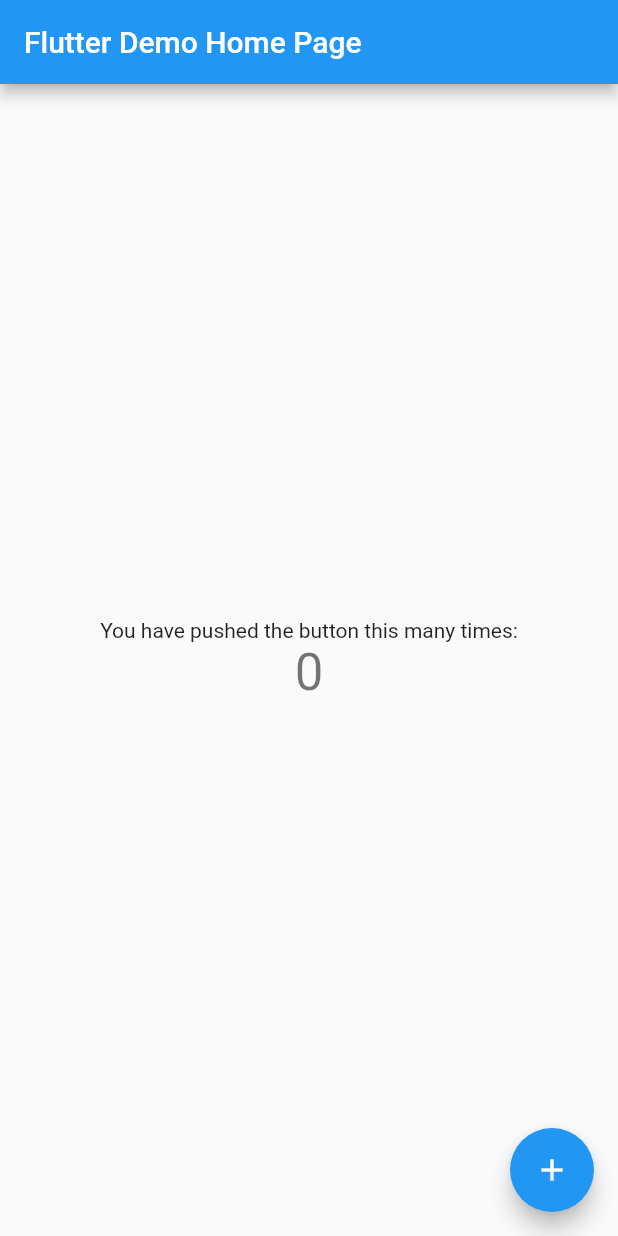
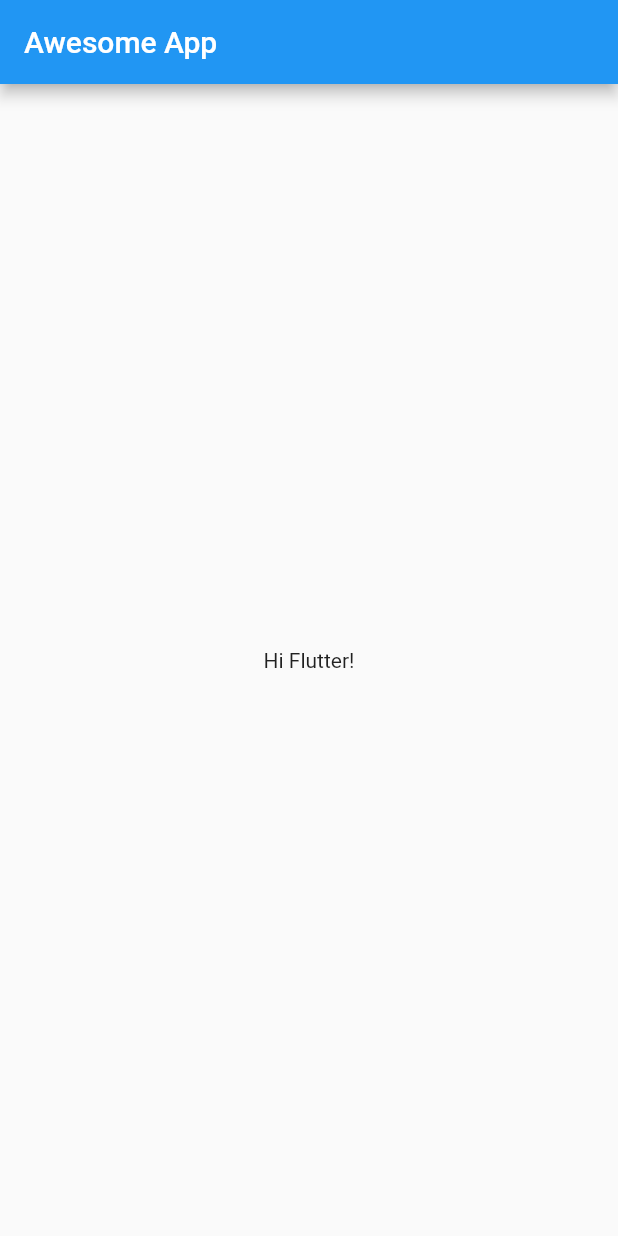
Before and after one commit to jishanaik/awesomeapp, a Flutter app: the screen it shows after launch, on a phone screen of 412 x 824 dp. Run offline on Flutter 3.47's test engine with Material 2 defaults, Android fonts, the light colour scheme and no system bars.

Commit message:
ch1 completed

```diff
--- a/lib/main.dart
+++ b/lib/main.dart
@@ -1,115 +1,23 @@
 import 'package:flutter/material.dart';
 
 void main() {
-  runApp(const MyApp());
+  runApp(MaterialApp(
+    title: "Awesome App",
+    home: HomePage(),
+  ));
 }
 
-class MyApp extends StatelessWidget {
-  const MyApp({Key? key}) : super(key: key);
+class HomePage extends StatelessWidget {
 
-  // This widget is the root of your application.
   @override
   Widget build(BuildContext context) {
-    return MaterialApp(
-      title: 'Flutter Demo',
-      theme: ThemeData(
-        // This is the theme of your application.
-        //
-        // Try running your application with "flutter run". You'll see the
-        // application has a blue toolbar. Then, without quitting the app, try
-        // changing the primarySwatch below to Colors.green and then invoke
-        // "hot reload" (press "r" in the console where you ran "flutter run",
-        // or simply save your changes to "hot reload" in a Flutter IDE).
-        // Notice that the counter didn't reset back to zero; the application
-        // is not restarted.
-        primarySwatch: Colors.blue,
+    return Scaffold(
+      appBar: AppBar(
+        title: Text("Awesome App"),
       ),
-      home: const MyHomePage(title: 'Flutter Demo Home Page'),
+      body: Container(
+        child: Center(child: Text("Hi Flutter!")),
+      )
     );
   }
 }
-
-class MyHomePage extends StatefulWidget {
-  const MyHomePage({Key? key, required this.title}) : super(key: key);
-
-  // This widget is the home page of your application. It is stateful, meaning
-  // that it has a State object (defined below) that contains fields that affect
-  // how it looks.
-
-  // This class is the configuration for the state. It holds the values (in this
-  // case the title) provided by the parent (in this case the App widget) and
-  // used by the build method of the State. Fields in a Widget subclass are
-  // always marked "final".
-
-  final String title;
-
-  @override
-  State<MyHomePage> createState() => _MyHomePageState();
-}
-
-class _MyHomePageState extends State<MyHomePage> {
-  int _counter = 0;
-
-  void _incrementCounter() {
-    setState(() {
-      // This call to setState tells the Flutter framework that something has
-      // changed in this State, which causes it to rerun the build method below
-      // so that the display can reflect the updated values. If we changed
-      // _counter without calling setState(), then the build method would not be
-      // called again, and so nothing would appear to happen.
-      _counter++;
-    });
-  }
-
-  @override
-  Widget build(BuildContext context) {
-    // This method is rerun every time setState is called, for instance as done
-    // by the _incrementCounter method above.
-    //
-    // The Flutter framework has been optimized to make rerunning build methods
-    // fast, so that you can just rebuild anything that needs updating rather
-    // than having to individually change instances of widgets.
-    return Scaffold(
-      appBar: AppBar(
-        // Here we take the value from the MyHomePage object that was created by
-        // the App.build method, and use it to set our appbar title.
-        title: Text(widget.title),
-      ),
-      body: Center(
-        // Center is a layout widget. It takes a single child and positions it
-        // in the middle of the parent.
-        child: Column(
-          // Column is also a layout widget. It takes a list of children and
-          // arranges them vertically. By default, it sizes itself to fit its
-          // children horizontally, and tries to be as tall as its parent.
-          //
-          // Invoke "debug painting" (press "p" in the console, choose the
-          // "Toggle Debug Paint" action from the Flutter Inspector in Android
-          // Studio, or the "Toggle Debug Paint" command in Visual Studio Code)
-          // to see the wireframe for each widget.
-          //
-          // Column has various properties to control how it sizes itself and
-          // how it positions its children. Here we use mainAxisAlignment to
-          // center the children vertically; the main axis here is the vertical
-          // axis because Columns are vertical (the cross axis would be
-          // horizontal).
-          mainAxisAlignment: MainAxisAlignment.center,
-          children: <Widget>[
-            const Text(
-              'You have pushed the button this many times:',
-            ),
-            Text(
-              '$_counter',
-              style: Theme.of(context).textTheme.headline4,
-            ),
-          ],
-        ),
-      ),
-      floatingActionButton: FloatingActionButton(
-        onPressed: _incrementCounter,
-        tooltip: 'Increment',
-        child: const Icon(Icons.add),
-      ), // This trailing comma makes auto-formatting nicer for build methods.
-    );
-  }
-}
```
